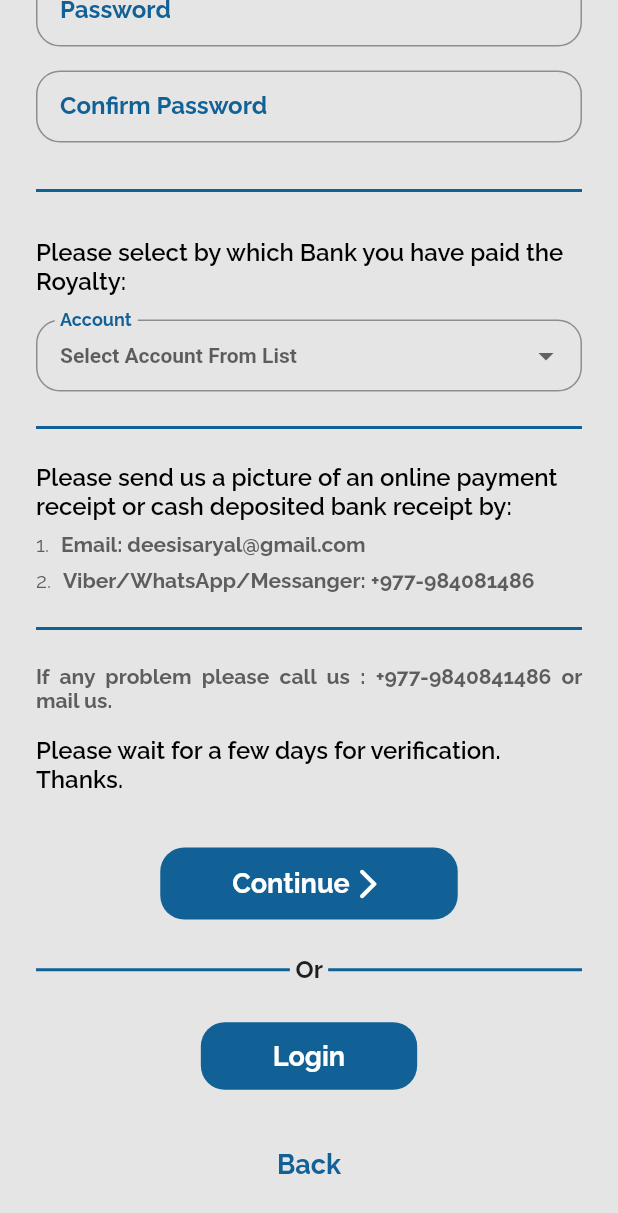
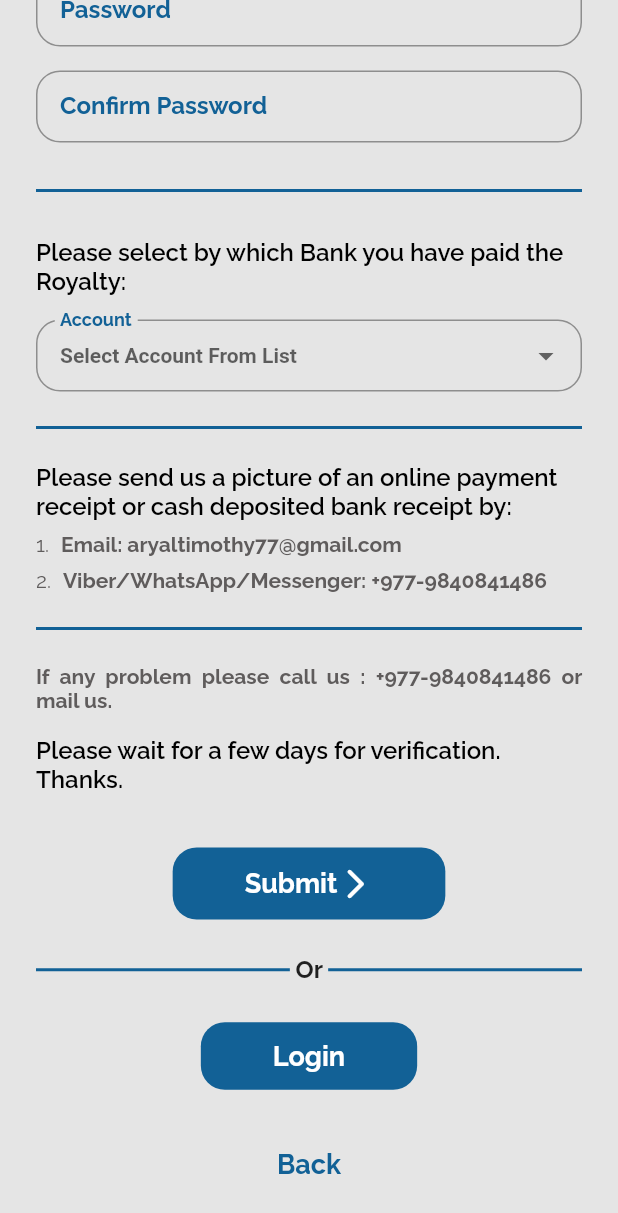
Before and after one commit to AlokMishra01/alc_book, a Flutter app: the FirebaseRegisterView screen opened directly, scrolled down 447 dp, on a phone screen of 412 x 824 dp. Shown: the top 1213 px of the screen. Run offline on Flutter 3.47's test engine with Material 2 defaults, Android fonts, the phone set to English and light mode, and no system bars; our stand-ins replace cached_network_image, cloud_firestore, firebase_auth, firebase_core, flutter_svg, google_fonts and 2 more; missing offline and left inert: flutter_cached_pdfview; accounts and stored records are empty.

Commit message:
1.0.3 version

```diff
--- a/lib/src/auth/views/firebase_register_view.dart
+++ b/lib/src/auth/views/firebase_register_view.dart
@@ -4,7 +4,6 @@ import 'package:alc_book/src/categories/categories.dart';
 import 'package:alc_book/src/constants/colors.dart';
 import 'package:cloud_firestore/cloud_firestore.dart';
 import 'package:firebase_auth/firebase_auth.dart';
-import 'package:flutter/cupertino.dart';
 import 'package:flutter/material.dart';
 import 'package:page_transition/page_transition.dart';
 import 'package:shared_preferences/shared_preferences.dart';
@@ -459,7 +458,8 @@ class _FirebaseAuthRegisterState extends State<FirebaseRegisterView> {
                 ),
                 const SizedBox(height: 16.0),
                 const Text(
-                  'Please send us a picture of an online payment receipt or cash deposited bank receipt by:',
+                  'Please send us a picture of an online payment receipt or '
+                  'cash deposited bank receipt by:',
                   style: TextStyle(
                     color: Colors.black,
                     fontSize: 16.0,
@@ -485,7 +485,7 @@ class _FirebaseAuthRegisterState extends State<FirebaseRegisterView> {
                         const SizedBox(width: 8.0),
                         Expanded(
                           child: Text(
-                            'Email: deesisaryal@gmail.com',
+                            'Email: aryaltimothy77@gmail.com ',
                             textAlign: TextAlign.justify,
                             style: TextStyle(
                               color: AppColors.textTwo,
@@ -512,7 +512,7 @@ class _FirebaseAuthRegisterState extends State<FirebaseRegisterView> {
                         const SizedBox(width: 8.0),
                         Expanded(
                           child: Text(
-                            'Viber/WhatsApp/Messanger: +977-984081486',
+                            'Viber/WhatsApp/Messenger: +977-9840841486',
                             textAlign: TextAlign.justify,
                             style: TextStyle(
                               color: AppColors.textTwo,
@@ -532,7 +532,8 @@ class _FirebaseAuthRegisterState extends State<FirebaseRegisterView> {
                 ),
                 const SizedBox(height: 16.0),
                 Text(
-                  'If any problem please call us : +977-9840841486  or mail us.',
+                  'If any problem please call us : '
+                  '+977-9840841486  or mail us.',
                   textAlign: TextAlign.justify,
                   style: TextStyle(
                     color: AppColors.textTwo,
@@ -565,7 +566,7 @@ class _FirebaseAuthRegisterState extends State<FirebaseRegisterView> {
                       mainAxisSize: MainAxisSize.min,
                       children: [
                         Text(
-                          'Continue',
+                          'Submit',
                           style: TextStyle(
                             color: AppColors.white,
                             fontWeight: FontWeight.w700,
@@ -728,9 +729,9 @@ class _FirebaseAuthRegisterState extends State<FirebaseRegisterView> {
       );
     } on FirebaseAuthException catch (e) {
       if (e.code == 'weak-password') {
-        print('The password provided is too weak.');
+        log('The password provided is too weak.');
       } else if (e.code == 'email-already-in-use') {
-        print('The account already exists for that email.');
+        log('The account already exists for that email.');
       }
       _saving = false;
       setState(() {});
```
Also changed, not shown: pubspec.yaml (+7 -8 lines), pubspec.lock, 1 other file.
